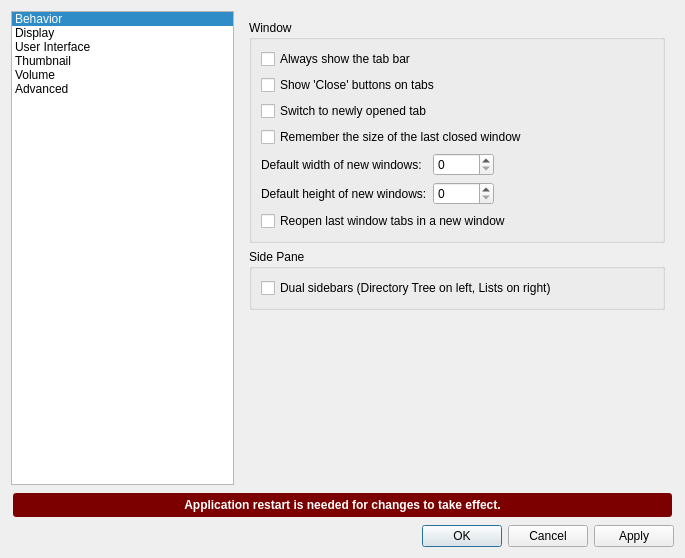
Above: pcmanfm/preferences.ui from mitigd/pcmanfm-qt before the change. Below: the same form after it.
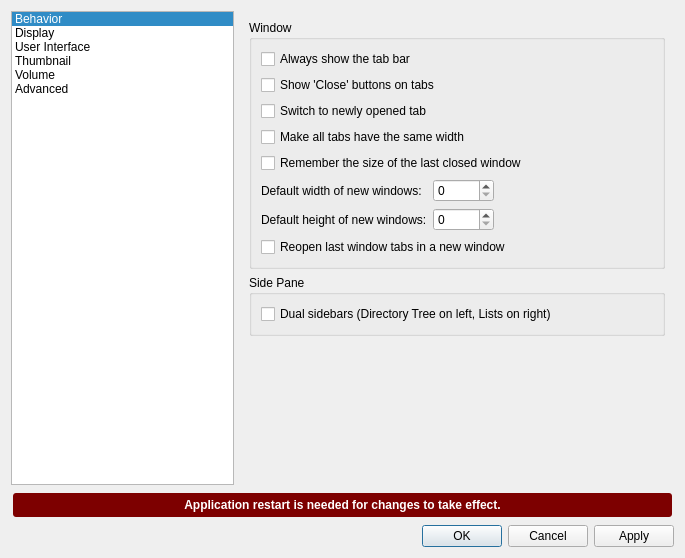
That is the form after the change. The open tabs and pages were chosen to show the change.

Commit message:
Add option to make all tabs have the same width
- Add a preference setting to give tabs equal width instead of sizing by folder name
- Set tab tooltips on hover to display full unelided tab names
- Enforce a higher minimum tab width so tabs stay legible
- Add side margins to the tab bar to avoid touching sidebar borders

Diff of the .ui file:
```diff
--- a/pcmanfm/preferences.ui
+++ b/pcmanfm/preferences.ui
@@ -575,41 +575,51 @@
              </widget>
             </item>
             <item row="3" column="0" colspan="2">
+             <widget class="QCheckBox" name="sameTabWidth">
+              <property name="toolTip">
+               <string>Give all tabs equal width instead of sizing them by folder name.</string>
+              </property>
+              <property name="text">
+               <string>Make all tabs have the same width</string>
+              </property>
+             </widget>
+            </item>
+            <item row="4" column="0" colspan="2">
              <widget class="QCheckBox" name="rememberWindowSize">
               <property name="text">
                <string>Remember the size of the last closed window</string>
               </property>
              </widget>
             </item>
-            <item row="4" column="0">
+            <item row="5" column="0">
              <widget class="QLabel" name="label_12">
               <property name="text">
                <string>Default width of new windows:</string>
               </property>
              </widget>
             </item>
-            <item row="4" column="1">
+            <item row="5" column="1">
              <widget class="QSpinBox" name="fixedWindowWidth">
               <property name="maximum">
                <number>32768</number>
               </property>
              </widget>
             </item>
-            <item row="5" column="0">
+            <item row="6" column="0">
              <widget class="QLabel" name="label_13">
               <property name="text">
                <string>Default height of new windows:</string>
               </property>
              </widget>
             </item>
-            <item row="5" column="1">
+            <item row="6" column="1">
              <widget class="QSpinBox" name="fixedWindowHeight">
               <property name="maximum">
                <number>32768</number>
               </property>
              </widget>
             </item>
-            <item row="6" column="0" colspan="2">
+            <item row="7" column="0" colspan="2">
              <widget class="QCheckBox" name="reopenLastTabs">
               <property name="text">
                <string>Reopen last window tabs in a new window</string>
```
The commit also changes 6 other files.
